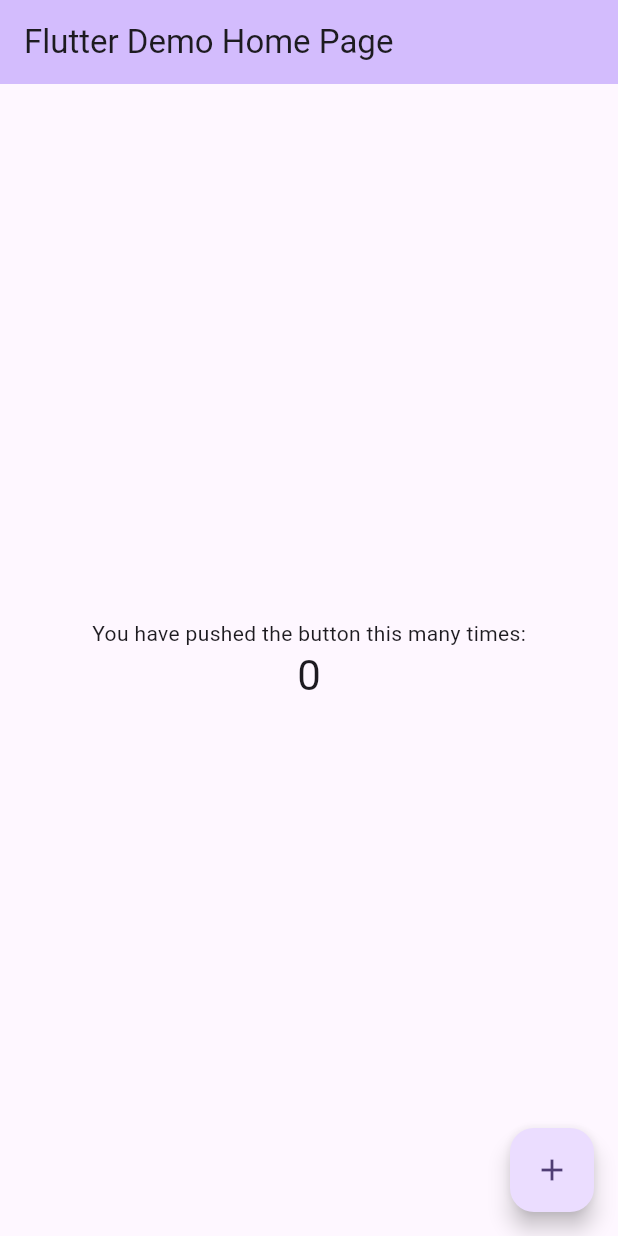
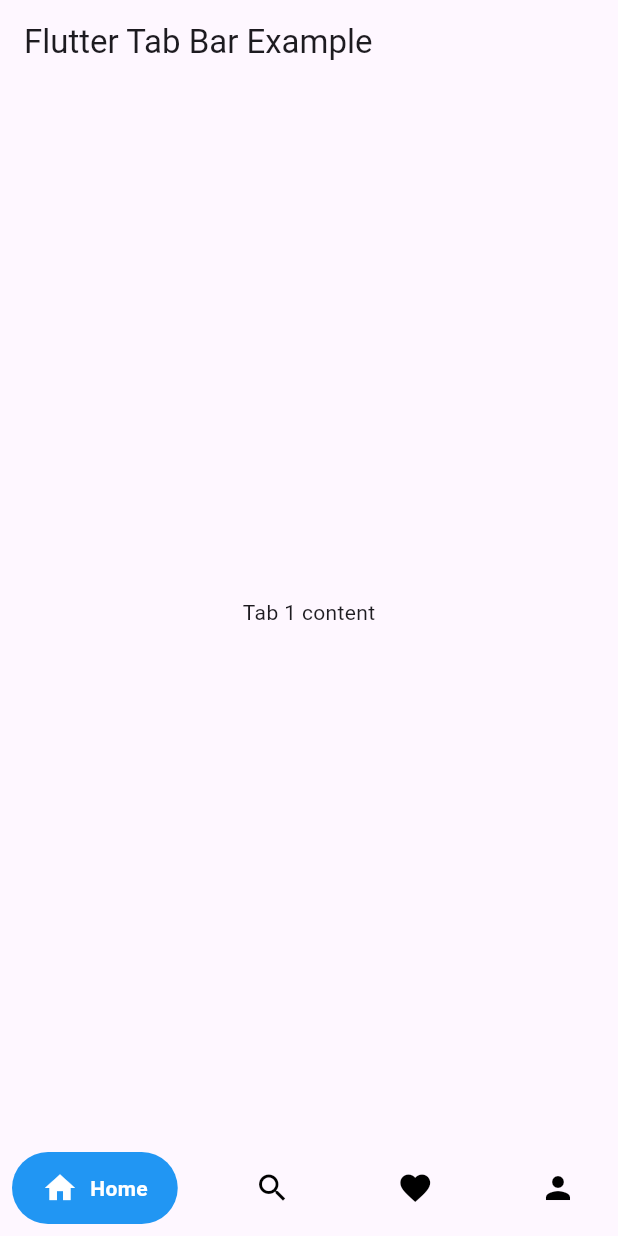
Before and after one commit to kunprogrammer/managa_app, a Flutter app: the screen it shows after launch, on a phone screen of 412 x 824 dp. Run offline on Flutter 3.47's test engine with Material 3 defaults, Android fonts, the phone set to English and light mode, and no system bars; drawn by our look-alikes of google_nav_bar.

Commit message:
Update Source

```diff
--- a/lib/main.dart
+++ b/lib/main.dart
@@ -1,125 +1,16 @@
 import 'package:flutter/material.dart';
+import 'package:managa_app/presentation/view/home_test.dart';
 
-void main() {
-  runApp(const MyApp());
-}
+void main() => runApp(const App());
 
-class MyApp extends StatelessWidget {
-  const MyApp({super.key});
-
-  // This widget is the root of your application.
+class App extends StatelessWidget {
+  const App({super.key});
   @override
   Widget build(BuildContext context) {
     return MaterialApp(
-      title: 'Flutter Demo',
-      theme: ThemeData(
-        // This is the theme of your application.
-        //
-        // TRY THIS: Try running your application with "flutter run". You'll see
-        // the application has a blue toolbar. Then, without quitting the app,
-        // try changing the seedColor in the colorScheme below to Colors.green
-        // and then invoke "hot reload" (save your changes or press the "hot
-        // reload" button in a Flutter-supported IDE, or press "r" if you used
-        // the command line to start the app).
-        //
-        // Notice that the counter didn't reset back to zero; the application
-        // state is not lost during the reload. To reset the state, use hot
-        // restart instead.
-        //
-        // This works for code too, not just values: Most code changes can be
-        // tested with just a hot reload.
-        colorScheme: ColorScheme.fromSeed(seedColor: Colors.deepPurple),
-        useMaterial3: true,
-      ),
-      home: const MyHomePage(title: 'Flutter Demo Home Page'),
+      debugShowCheckedModeBanner: false,
+      title: "Managa",
+      home: MyHomePage(),
     );
   }
 }
-
-class MyHomePage extends StatefulWidget {
-  const MyHomePage({super.key, required this.title});
-
-  // This widget is the home page of your application. It is stateful, meaning
-  // that it has a State object (defined below) that contains fields that affect
-  // how it looks.
-
-  // This class is the configuration for the state. It holds the values (in this
-  // case the title) provided by the parent (in this case the App widget) and
-  // used by the build method of the State. Fields in a Widget subclass are
-  // always marked "final".
-
-  final String title;
-
-  @override
-  State<MyHomePage> createState() => _MyHomePageState();
-}
-
-class _MyHomePageState extends State<MyHomePage> {
-  int _counter = 0;
-
-  void _incrementCounter() {
-    setState(() {
-      // This call to setState tells the Flutter framework that something has
-      // changed in this State, which causes it to rerun the build method below
-      // so that the display can reflect the updated values. If we changed
-      // _counter without calling setState(), then the build method would not be
-      // called again, and so nothing would appear to happen.
-      _counter++;
-    });
-  }
-
-  @override
-  Widget build(BuildContext context) {
-    // This method is rerun every time setState is called, for instance as done
-    // by the _incrementCounter method above.
-    //
-    // The Flutter framework has been optimized to make rerunning build methods
-    // fast, so that you can just rebuild anything that needs updating rather
-    // than having to individually change instances of widgets.
-    return Scaffold(
-      appBar: AppBar(
-        // TRY THIS: Try changing the color here to a specific color (to
-        // Colors.amber, perhaps?) and trigger a hot reload to see the AppBar
-        // change color while the other colors stay the same.
-        backgroundColor: Theme.of(context).colorScheme.inversePrimary,
-        // Here we take the value from the MyHomePage object that was created by
-        // the App.build method, and use it to set our appbar title.
-        title: Text(widget.title),
-      ),
-      body: Center(
-        // Center is a layout widget. It takes a single child and positions it
-        // in the middle of the parent.
-        child: Column(
-          // Column is also a layout widget. It takes a list of children and
-          // arranges them vertically. By default, it sizes itself to fit its
-          // children horizontally, and tries to be as tall as its parent.
-          //
-          // Column has various properties to control how it sizes itself and
-          // how it positions its children. Here we use mainAxisAlignment to
-          // center the children vertically; the main axis here is the vertical
-          // axis because Columns are vertical (the cross axis would be
-          // horizontal).
-          //
-          // TRY THIS: Invoke "debug painting" (choose the "Toggle Debug Paint"
-          // action in the IDE, or press "p" in the console), to see the
-          // wireframe for each widget.
-          mainAxisAlignment: MainAxisAlignment.center,
-          children: <Widget>[
-            const Text(
-              'You have pushed the button this many times:',
-            ),
-            Text(
-              '$_counter',
-              style: Theme.of(context).textTheme.headlineMedium,
-            ),
-          ],
-        ),
-      ),
-      floatingActionButton: FloatingActionButton(
-        onPressed: _incrementCounter,
-        tooltip: 'Increment',
-        child: const Icon(Icons.add),
-      ), // This trailing comma makes auto-formatting nicer for build methods.
-    );
-  }
-}
--- /dev/null
+++ b/lib/presentation/view/home_test.dart
@@ -0,0 +1,59 @@
+import 'package:flutter/material.dart';
+import 'package:google_nav_bar/google_nav_bar.dart';
+
+
+class MyHomePage extends StatefulWidget {
+  @override
+  _MyHomePageState createState() => _MyHomePageState();
+}
+
+class _MyHomePageState extends State<MyHomePage> {
+  int _currentIndex = 0;
+
+  @override
+  Widget build(BuildContext context) {
+    return Scaffold(
+      appBar: AppBar(
+        title: Text('Flutter Tab Bar Example'),
+      ),
+      body: Center(
+        child: Text('Tab ${_currentIndex + 1} content'),
+      ),
+      bottomNavigationBar: Padding(
+        padding: const EdgeInsets.all(8.0),
+        child: GNav(
+          gap: 8,
+          activeColor: Colors.white,
+          iconSize: 24,
+          padding: EdgeInsets.symmetric(horizontal: 20, vertical: 12),
+          duration: Duration(milliseconds: 800),
+          tabBackgroundColor: Colors.blue,
+          tabs: [
+            GButton(
+              icon: Icons.home,
+              text: 'Home',
+            ),
+            GButton(
+              icon: Icons.search,
+              text: 'Search',
+            ),
+            GButton(
+              icon: Icons.favorite,
+              text: 'Favorite',
+            ),
+            GButton(
+              icon: Icons.person,
+              text: 'Profile',
+            ),
+          ],
+          selectedIndex: _currentIndex,
+          onTabChange: (index) {
+            setState(() {
+              _currentIndex = index;
+            });
+          },
+        ),
+      ),
+    );
+  }
+}
--- a/pubspec.yaml
+++ b/pubspec.yaml
@@ -35,6 +35,7 @@ dependencies:
   # The following adds the Cupertino Icons font to your application.
   # Use with the CupertinoIcons class for iOS style icons.
   cupertino_icons: ^1.0.2
+  google_nav_bar: ^5.0.6
 
 dev_dependencies:
   flutter_test:
```
Also changed, not shown: lib/configs/routes.dart (added), lib/configs/theme.dart (added), lib/core/app.dart (added), lib/data/data_api.dart (added), lib/models/login.dart (added), pubspec.lock.
